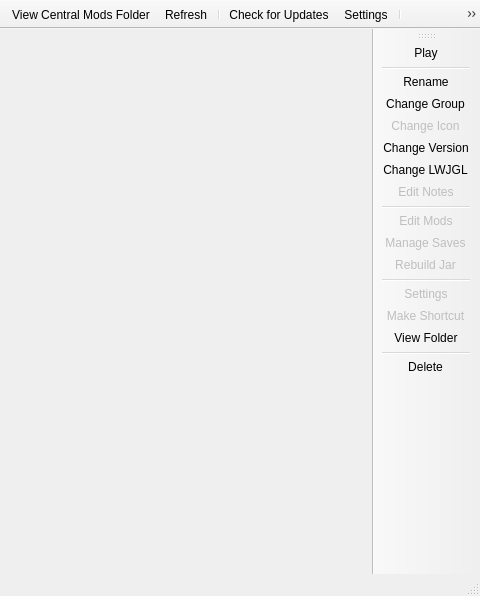
First picture: the form in gui/mainwindow.ui, repository FreesmTeam/FreesmLauncher, before the edit; both pictures show x 212 to 692 and y 0 to 596 of the 692 by 596 pixel window.
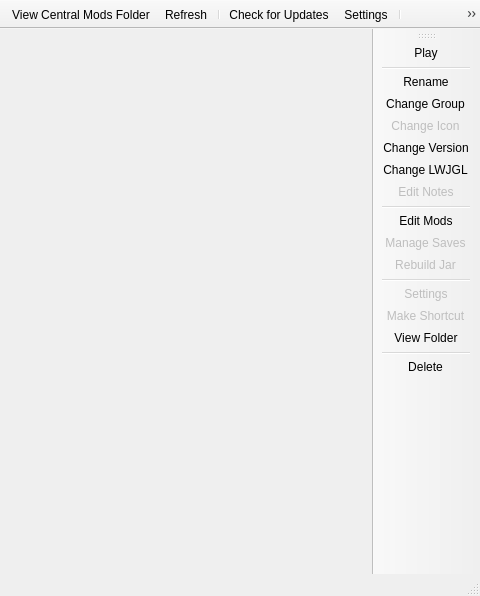
Second picture: the form after the edit. Icons and pictures are not drawn.

Commit message: implemented ModEditUI and mapped ModEditUI Buttons for implementation enabled EditMods button on MainWindowUI added validation check for renaming instances

```diff
--- a/gui/mainwindow.ui
+++ b/gui/mainwindow.ui
@@ -342,7 +342,7 @@
   </action>
   <action name="actionEditInstMods">
    <property name="enabled">
-    <bool>false</bool>
+    <bool>true</bool>
    </property>
    <property name="text">
     <string>Edit Mods</string>
```
The commit also changes 4 other files.
